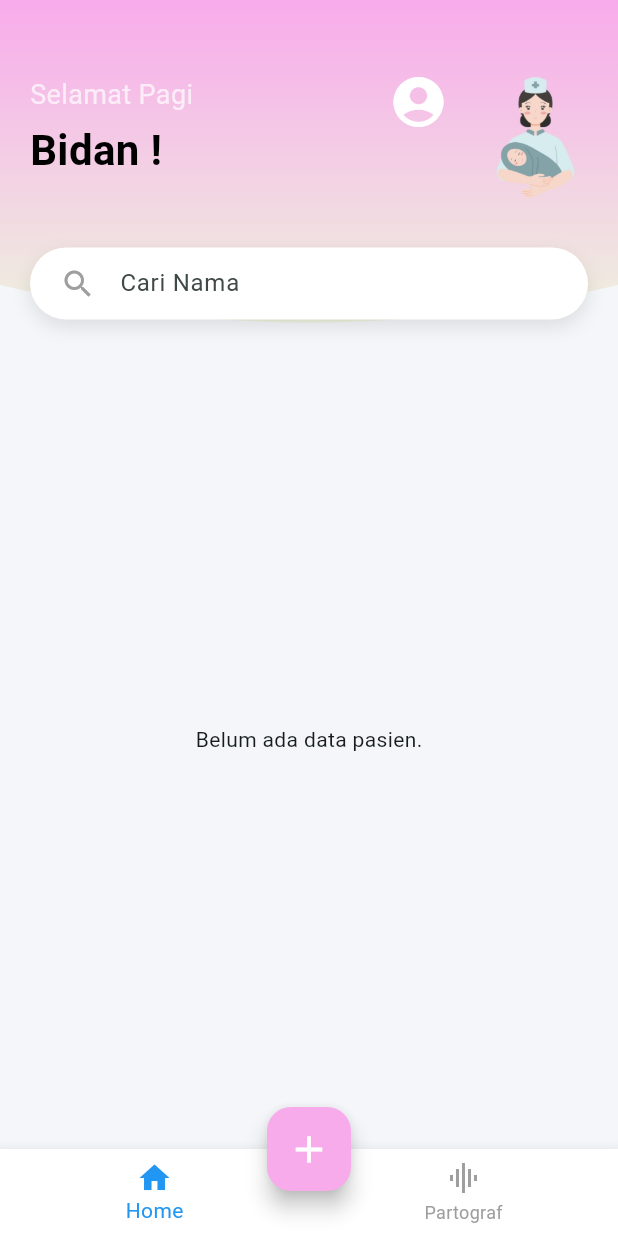
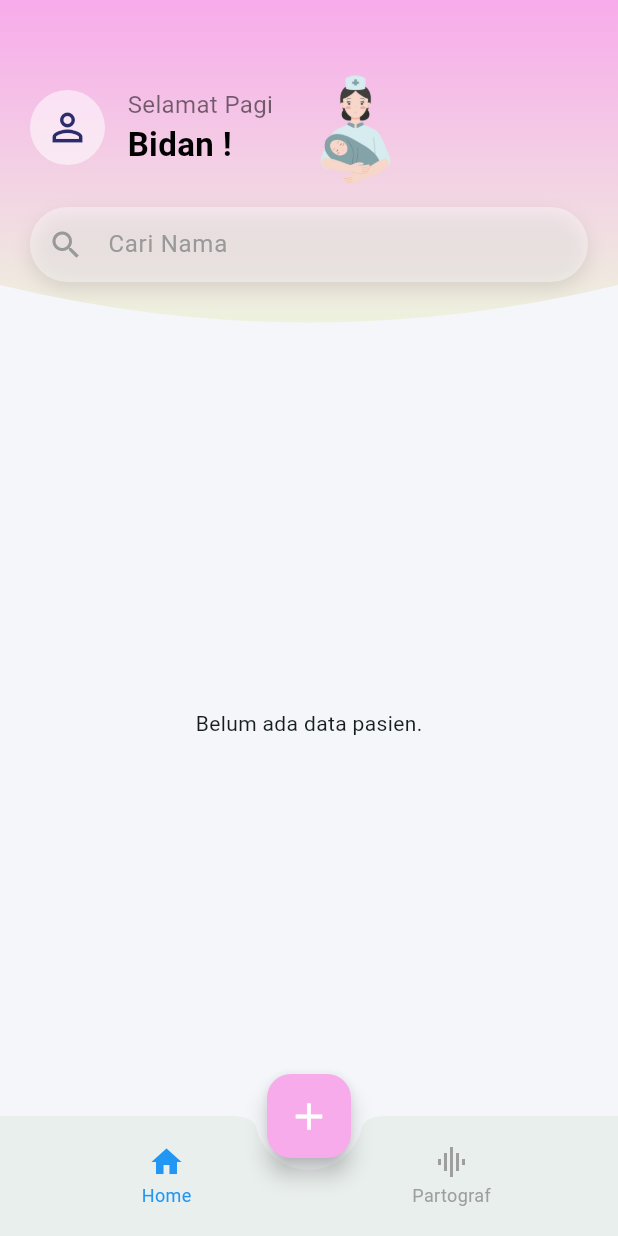
Before and after one commit to Asddqphn1/app_partograf, a Flutter app: the Home screen opened directly with empty values, on a phone screen of 412 x 824 dp. Run offline on Flutter 3.47's test engine with Material 3 defaults, Android fonts, the light colour scheme and no system bars; our stand-ins replace cloud_firestore, firebase_auth, firebase_core, google_sign_in, webview_flutter; accounts and stored records are empty.

Commit message:
🔥feat: Implement search functionality and enhance UI in Home screen

```diff
--- a/lib/modules/home/home.dart
+++ b/lib/modules/home/home.dart
@@ -21,6 +21,24 @@ class Home extends StatefulWidget {
 
 class _HomeState extends State<Home> {
   int _selectedIndex = 0;
+  final TextEditingController _searchController = TextEditingController();
+  String _searchQuery = '';
+
+  @override
+  void initState() {
+    super.initState();
+    _searchController.addListener(() {
+      setState(() {
+        _searchQuery = _searchController.text;
+      });
+    });
+  }
+
+  @override
+  void dispose() {
+    _searchController.dispose();
+    super.dispose();
+  }
 
   void _onItemTapped(int index) {
     setState(() {
@@ -50,19 +68,17 @@ class _HomeState extends State<Home> {
     );
 
     try {
-      // 1. Ambil SEMUA dokumen dari dalam sub-koleksi
       final querySnapshot = await FirebaseFirestore.instance
           .collection('user')
           .doc(userId)
           .collection('pasien')
           .doc(pasienId)
           .collection('kemajuan_persalinan')
-          .limit(1) // Karena sepertinya hanya ada satu dokumen di dalamnya
+          .limit(1)
           .get();
 
       if (mounted) Navigator.of(context).pop();
 
-      // 2. Cek apakah ada dokumen di dalam sub-koleksi tersebut
       if (querySnapshot.docs.isEmpty) {
         if (mounted) {
           ScaffoldMessenger.of(context).showSnackBar(
@@ -74,11 +90,9 @@ class _HomeState extends State<Home> {
         return;
       }
 
-      // 3. Ambil dokumen PERTAMA dari hasil query
       final docSnapshot = querySnapshot.docs.first;
       final data = docSnapshot.data();
 
-      // 4. Ambil ARRAY 'pembukaan_serviks' dari data dokumen tersebut
       if (data.containsKey('pembukaan_serviks') &&
           data['pembukaan_serviks'] is List) {
         final List<dynamic> listData = data['pembukaan_serviks'];
@@ -94,17 +108,14 @@ class _HomeState extends State<Home> {
           return;
         }
 
-        // 5. Ubah setiap item di array menjadi objek CatatanServiks
         final List<CatatanServiks> catatanList = listData
             .map((item) => CatatanServiks.fromMap(item as Map<String, dynamic>))
             .toList();
 
-        // Urutkan di sisi klien
         catatanList.sort(
               (a, b) => a.jamPemeriksaan.compareTo(b.jamPemeriksaan),
         );
 
-        // 6. Navigasi ke halaman grafik
         if (mounted) {
           Navigator.push(
             context,
@@ -160,15 +171,16 @@ class _HomeState extends State<Home> {
           String userName = data['nama'] ?? 'Bidan';
           String userEmail = data['email'] ?? 'Tidak ada email';
 
-              final List<Widget> _pages = <Widget>[
-                // Page 0: Home Screen
-                Stack(
+          return Scaffold(
+            backgroundColor: const Color(0xFFF4F6F9),
+            body: Stack(
               children: [
-                    _buildHeader(userName, userEmail, context),
+                // The patient list is now the base layer
                 Padding(
                   padding: const EdgeInsets.only(top: 220.0),
                   child: _buildPatientList(
                     onPatientTap: (userId, pasienId) {
+                      if (_selectedIndex == 0) {
                         Navigator.push(
                           context,
                           MaterialPageRoute(
@@ -178,51 +190,17 @@ class _HomeState extends State<Home> {
                             ),
                           ),
                         );
+                      } else {
+                        _navigateToPartograf(userId, pasienId);
+                      }
                     },
                   ),
                 ),
-                    _buildSearchBar(),
+                // The header is layered on top
+                _buildHeader(userName, userEmail, context),
               ],
             ),
-
-                // Page 1: Partograf Screen
-                Scaffold(
-                  appBar: AppBar(
-                    title: const Text('Pilih Pasien untuk Partograf'),
-                    backgroundColor: const Color(0xFFF8ABEB),
-                    automaticallyImplyLeading: false,
-                  ),
-                  body: _buildPatientList(
-                    onPatientTap: (userId, pasienId) {
-                      _navigateToPartograf(userId, pasienId);
-                    },
-                  ),
-                ),
-              ];
-
-              return Scaffold(
-                backgroundColor: const Color(0xFFF4F6F9),
-                body: _pages[_selectedIndex],
-                bottomNavigationBar: BottomNavigationBar(
-                  currentIndex: _selectedIndex,
-                  onTap: _onItemTapped,
-                  items: const [
-                    BottomNavigationBarItem(
-                      icon: Icon(Icons.home),
-                      label: 'Home',
-                    ),
-                    BottomNavigationBarItem(
-                      icon: Icon(Icons.graphic_eq),
-                      label: 'Partograf',
-                    ),
-                  ],
-                  type: BottomNavigationBarType.fixed,
-                  backgroundColor: Colors.white,
-                  selectedItemColor: Colors.blue,
-                  unselectedItemColor: Colors.grey,
-                ),
-                floatingActionButton: _selectedIndex == 0
-                    ? FloatingActionButton(
+            floatingActionButton: FloatingActionButton(
               onPressed: () {
                 Navigator.push(
                   context,
@@ -238,10 +216,25 @@ class _HomeState extends State<Home> {
                 size: 30,
                 color: Colors.white,
               ),
-                      )
-                    : null,
+            ),
             floatingActionButtonLocation:
             FloatingActionButtonLocation.centerDocked,
+            bottomNavigationBar: BottomAppBar(
+              shape: const CircularNotchedRectangle(),
+              notchMargin: 8.0,
+              child: SizedBox(
+                height: 60, // Constrain the height of the BottomAppBar
+                child: Row(
+                  mainAxisAlignment: MainAxisAlignment.spaceAround,
+                  children: <Widget>[
+                    _buildNavItem(
+                        icon: Icons.home, label: 'Home', index: 0),
+                    _buildNavItem(
+                        icon: Icons.graphic_eq, label: 'Partograf', index: 1),
+                  ],
+                ),
+              ),
+            ),
           );
         }
 
@@ -249,6 +242,34 @@ class _HomeState extends State<Home> {
           body: Center(child: Text('User tidak ditemukan.')),
         );
       },
+    );
+  }
+
+  Widget _buildNavItem(
+      {required IconData icon, required String label, required int index}) {
+    // 4. Fixed overflow by using Flexible and reducing font size
+    return Expanded(
+      child: InkWell(
+        onTap: () => _onItemTapped(index),
+        borderRadius: BorderRadius.circular(30),
+        child: Column(
+          mainAxisAlignment: MainAxisAlignment.center,
+          children: <Widget>[
+            Icon(
+              icon,
+              color: _selectedIndex == index ? Colors.blue : Colors.grey,
+            ),
+            const SizedBox(height: 2),
+            Text(
+              label,
+              style: TextStyle(
+                fontSize: 12, // Reduced font size
+                color: _selectedIndex == index ? Colors.blue : Colors.grey,
+              ),
+            )
+          ],
+        ),
+      ),
     );
   }
 
@@ -270,15 +291,23 @@ class _HomeState extends State<Home> {
         if (snapshot.connectionState == ConnectionState.waiting) {
           return const Center(child: CircularProgressIndicator());
         }
-        final documents = snapshot.data!.docs;
+
+        final documents = snapshot.data!.docs.where((doc) {
+          final data = doc.data() as Map<String, dynamic>;
+          final name = data['nama']?.toString().toLowerCase() ?? '';
+          final query = _searchQuery.toLowerCase();
+          return name.contains(query);
+        }).toList();
+
         if (documents.isEmpty) {
+          if (_searchQuery.isNotEmpty) {
+            return const Center(child: Text("Pasien tidak ditemukan."));
+          }
           return const Center(child: Text("Belum ada data pasien."));
         }
 
         return ListView.separated(
-          padding: _selectedIndex == 0
-              ? const EdgeInsets.fromLTRB(10, 20, 10, 20)
-              : const EdgeInsets.all(8.0),
+          padding: const EdgeInsets.fromLTRB(10, 20, 10, 80),
           itemCount: documents.length,
           separatorBuilder: (context, index) => const Divider(
             color: Color.fromARGB(255, 224, 224, 224),
@@ -322,7 +351,7 @@ class _HomeState extends State<Home> {
                           height: 80,
                           errorBuilder: (context, error, stackTrace) {
                             return const Icon(
-                              Icons.person_outline,
+                              Icons.person_outline_rounded,
                               size: 80,
                               color: Colors.grey,
                             );
@@ -366,12 +395,12 @@ class _HomeState extends State<Home> {
     );
   }
 
+  // 2. Redesigned Header Widget
   Widget _buildHeader(String bidanName, String email, BuildContext context) {
     return ClipPath(
       clipper: HeaderClipper(),
       child: Container(
-        height: 240,
-        padding: const EdgeInsets.fromLTRB(20, 40, 5, 0),
+        height: 240, // Increased height to accommodate search bar
         decoration: const BoxDecoration(
           gradient: LinearGradient(
             colors: [Color(0xFFF8ABEB), Color(0xFFEDFADC)],
@@ -379,37 +408,16 @@ class _HomeState extends State<Home> {
             end: Alignment.bottomCenter,
           ),
         ),
-        child: Row(
-          crossAxisAlignment: CrossAxisAlignment.start,
+        child: Padding(
+          padding: const EdgeInsets.only(top: 40, left: 20, right: 20),
+          child: Column(
             children: [
-            Expanded(
-              child: Column(
-                crossAxisAlignment: CrossAxisAlignment.start,
+              // 3. Top section moved up
+              Row(
+                crossAxisAlignment: CrossAxisAlignment.center,
                 children: [
-                  const SizedBox(height: 10),
-                  Text(
-                    _getGreeting(),
-                    style: const TextStyle(color: Colors.white70, fontSize: 18),
-                  ),
-                  const SizedBox(height: 4),
-                  Text(
-                    'Bidan $bidanName!',
-                    style: const TextStyle(
-                      color: Colors.black,
-                      fontSize: 28,
-                      fontWeight: FontWeight.bold,
-                    ),
-                  ),
-                ],
-              ),
-            ),
-            IconButton(
-              icon: const Icon(
-                Icons.account_circle,
-                size: 40,
-                color: Colors.white,
-              ),
-              onPressed: () {
+                  GestureDetector(
+                    onTap: () {
                       Navigator.push(
                         context,
                         MaterialPageRoute(
@@ -423,10 +431,43 @@ class _HomeState extends State<Home> {
                         ),
                       );
                     },
+                    child: const CircleAvatar(
+                      radius: 25,
+                      backgroundColor: Colors.white54,
+                      child: Icon(
+                        Icons.person_outline,
+                        size: 30,
+                        color: Color(0xFF2C2C6A),
                       ),
+                    ),
+                  ),
+                  const SizedBox(width: 15),
+                  // 1. Text wrapping fixed by using Flexible
+                  Flexible(
+                    child: Column(
+                      crossAxisAlignment: CrossAxisAlignment.start,
+                      mainAxisAlignment: MainAxisAlignment.center,
+                      children: [
+                        Text(
+                          _getGreeting(),
+                          style: const TextStyle(color: Colors.black54, fontSize: 16),
+                        ),
+                        Text(
+                          'Bidan $bidanName!',
+                          softWrap: true, // Ensures text wraps
+                          style: const TextStyle(
+                            color: Colors.black,
+                            fontSize: 22,
+                            fontWeight: FontWeight.bold,
+                          ),
+                        ),
+                      ],
+                    ),
+                  ),
+                  const SizedBox(width: 10),
                   Image.asset(
                     'assets/images/bidan.png',
-              height: 100,
+                    height: 90,
                     errorBuilder: (context, error, stackTrace) {
                       return const Icon(
                         Icons.person,
@@ -436,6 +477,39 @@ class _HomeState extends State<Home> {
                     },
                   ),
                 ],
+              ),
+              const SizedBox(height: 20),
+              // 2. Search bar integrated into header
+              // 2. Widget dibungkus untuk menaikkan posisi
+              Transform.translate(
+                offset: const Offset(0, -12), // Menggeser ke atas sebanyak 12 piksel
+                child: Container(
+                  decoration: BoxDecoration(
+                    color: Colors.white.withOpacity(0.4),
+                    borderRadius: BorderRadius.circular(30),
+                    boxShadow: [
+                      BoxShadow(
+                        color: Colors.black.withOpacity(0.1),
+                        blurRadius: 10,
+                        offset: const Offset(0, 5),
+                      ),
+                    ],
+                  ),
+                  child: TextField(
+                    controller: _searchController,
+                    decoration: const InputDecoration(
+                      hintText: 'Cari Nama',
+                      hintStyle: TextStyle(color: Color(0xFF999999)),
+                      prefixIcon: Icon(Icons.search, color: Color(0xFF999999)),
+                      border: InputBorder.none,
+                      // 1. Padding vertikal dikurangi untuk mengecilkan ukuran
+                      contentPadding: EdgeInsets.symmetric(vertical: 13.0, horizontal: 20.0),
+                    ),
+                  ),
+                ),
+              ),
+            ],
+          ),
         ),
       ),
     );
@@ -454,70 +528,64 @@ class _HomeState extends State<Home> {
     }
   }
 
-  Widget _buildSearchBar() {
-    return Positioned(
-      top: 165,
-      left: 20,
-      right: 20,
-      child: Container(
-        padding: const EdgeInsets.symmetric(horizontal: 20),
-        decoration: BoxDecoration(
-          color: Colors.white,
-          borderRadius: BorderRadius.circular(30),
-          boxShadow: [
-            BoxShadow(
-              color: Colors.black.withOpacity(0.1),
-              blurRadius: 10,
-              offset: const Offset(0, 5),
-            ),
-          ],
-        ),
-        child: const TextField(
-          decoration: InputDecoration(
-            hintText: 'Cari Nama',
-            icon: Icon(Icons.search, color: Colors.grey),
-            border: InputBorder.none,
+  Widget _buildProfilePage(String name, String email, BuildContext context) {
+    // Mengambil huruf pertama dari nama, atau 'B' jika nama kosong
+    String initial = name.isNotEmpty ? name[0].toUpperCase() : 'B';
+
+    return Container(
+      color: Colors.white, // Latar belakang putih untuk seluruh halaman
+      child: Column(
+        children: [
+          const Spacer(flex: 2),
+          // Lingkaran dengan huruf awal nama
+          CircleAvatar(
+            radius: 60,
+            backgroundColor: const Color(0xFFF8C9F5).withOpacity(0.5),
+            child: Text(
+              initial,
+              style: const TextStyle(
+                fontSize: 50,
+                fontWeight: FontWeight.bold,
+                color: Color(0xFF2C2C6A),
               ),
             ),
           ),
-    );
-  }
-
-  Widget _buildProfilePage(String name, String email, BuildContext context) {
-    return Container(
-      alignment: Alignment.center,
-      padding: const EdgeInsets.all(30.0),
-      child: Column(
-        mainAxisAlignment: MainAxisAlignment.center,
-        children: [
-          const Icon(Icons.account_circle, size: 100, color: Colors.grey),
           const SizedBox(height: 20),
+          // Nama dan Email
           Text(
             name,
-            style: const TextStyle(fontSize: 24, fontWeight: FontWeight.bold),
+            style: const TextStyle(fontSize: 24, fontWeight: FontWeight.bold, color: Color(0xFF2C2C6A)),
           ),
           const SizedBox(height: 8),
           Text(
             email,
             style: const TextStyle(fontSize: 16, color: Colors.black54),
           ),
-          const SizedBox(height: 40),
-          ElevatedButton(
-            onPressed: () {
+          const Spacer(flex: 3),
+          // Tombol Logout
+          Padding(
+            padding: const EdgeInsets.symmetric(horizontal: 30.0),
+            child: ListTile(
+              onTap: () {
                 _logout();
               },
-            style: ElevatedButton.styleFrom(
-              backgroundColor: Colors.redAccent,
-              padding: const EdgeInsets.symmetric(horizontal: 50, vertical: 15),
-              shape: RoundedRectangleBorder(
-                borderRadius: BorderRadius.circular(30),
+              leading: const Icon(Icons.logout, color: Colors.redAccent),
+              title: const Text(
+                'Log Out',
+                style: TextStyle(
+                  fontSize: 18,
+                  color: Colors.redAccent,
+                  fontWeight: FontWeight.w500,
                 ),
               ),
-            child: const Text(
-              'Logout',
-              style: TextStyle(fontSize: 18, color: Colors.white),
+              tileColor: Colors.red.withOpacity(0.05),
+              shape: RoundedRectangleBorder(
+                borderRadius: BorderRadius.circular(10),
+                side: BorderSide(color: Colors.red.withOpacity(0.2)),
               ),
             ),
+          ),
+          const Spacer(flex: 1),
         ],
       ),
     );
```
Lines whose indentation alone changed are shown as unchanged.
